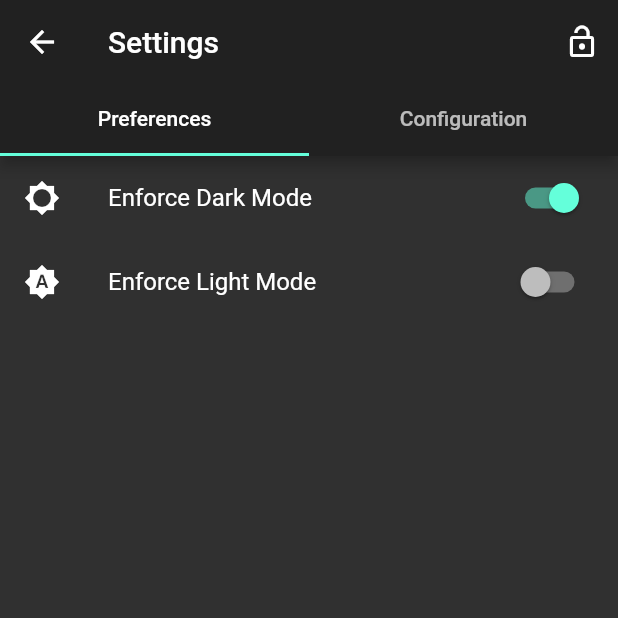
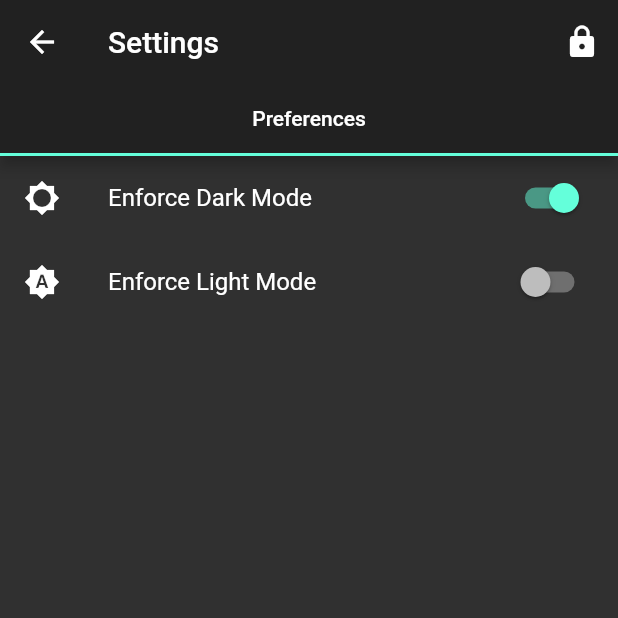
Before and after one commit to dustinmartella/dartboard-hc, a Flutter app: the SettingsPage screen opened by its route, after a tap on "Enforce Dark Mode", on a phone screen of 412 x 824 dp, the top half of it. Run offline on Flutter 3.47's test engine with Material 2 defaults, Android fonts, the phone set to English and light mode, and no system bars; our stand-ins replace equatable, shared_preferences; accounts and stored records are empty; network calls fail.

Commit message:
Settings pages.

```diff
--- a/lib/view/settings_page.dart
+++ b/lib/view/settings_page.dart
@@ -15,13 +15,22 @@ class SettingsPage extends StatefulWidget {
 }
 
 class _SettingsPageState extends State<SettingsPage> {
-	List<SettingsPageView> settingsPageViews = <SettingsPageView>[];
 
 	@override
 	void initState() {
 		super.initState();
+	}
 
+	@override
+	void dispose() {
+		super.dispose();
+	}
+
+  @override
+  Widget build(BuildContext context) {
 		final ConfigController configController = widget.configController;
+
+		List<SettingsPageView> settingsPageViews = <SettingsPageView>[];
 
 		settingsPageViews.add(
 			SettingsPageView(
@@ -30,6 +39,7 @@ class _SettingsPageState extends State<SettingsPage> {
 			)
 		);
 
+		if (configController.showConfig) {
 			settingsPageViews.add(
 				SettingsPageView(
 					title: 'Configuration',
@@ -38,18 +48,6 @@ class _SettingsPageState extends State<SettingsPage> {
 			);
 		}
 
-	@override
-	void dispose() {
-		super.dispose();
-	}
-
-	void showConfig() {
-    setState(() {
-		});
-	}
-
-  @override
-  Widget build(BuildContext context) {
 		return DefaultTabController(
 			length: settingsPageViews.length,
 			child: Scaffold(
@@ -61,8 +59,8 @@ class _SettingsPageState extends State<SettingsPage> {
 					),
 					actions: [
 						IconButton(
-							icon: const Icon(Icons.lock_open),
-							onPressed: () {},
+							icon: Icon(configController.showConfig ? Icons.lock_open : Icons.lock),
+							onPressed: () => ConfigController.of(context).setShowConfig(!configController.showConfig),
 						),
 					],
 					bottom: TabBar(
--- a/lib/view/settings_preferences_view.dart
+++ b/lib/view/settings_preferences_view.dart
@@ -12,20 +12,6 @@ class SettingsPreferencesView extends StatefulWidget {
 }
 
 class _SettingsPreferencesViewState extends State<SettingsPreferencesView>{
-	ConfigController configController;
-
-	@override
-	void initState() {
-		super.initState();
-
-		configController = widget.configController;
-	}
-
-	void changeThemeMode(BuildContext context, ConfigController configController) {
-    setState(() {
-			ConfigController.of(context).setTheme(configController.themeMode != 'dark' ? 'dark' : 'system');
-    });
-	}
 
 	@override
 	Widget build(BuildContext context) {
@@ -33,7 +19,7 @@ class _SettingsPreferencesViewState extends State<SettingsPreferencesView>{
 								children: <Widget>[
 									ListTile(
 										leading: Icon(widget.configController.themeMode == 'dark' ? Icons.brightness_low : Icons.brightness_auto),
-										onTap: () => changeThemeMode(context, widget.configController),
+										onTap: () => ConfigController.of(context).setTheme(widget.configController.themeMode != 'dark' ? 'dark' : 'system'),
 										title: const Text('Enforce Dark Mode'),
 										trailing: Switch(
 											value: (widget.configController.themeMode == 'dark'),
```
Also changed, not shown: lib/view/dartboard_drawer.dart (+9 -2 lines), lib/view/dartboard_page.dart (+1 -24 lines). Lines whose indentation alone changed are shown as unchanged.
